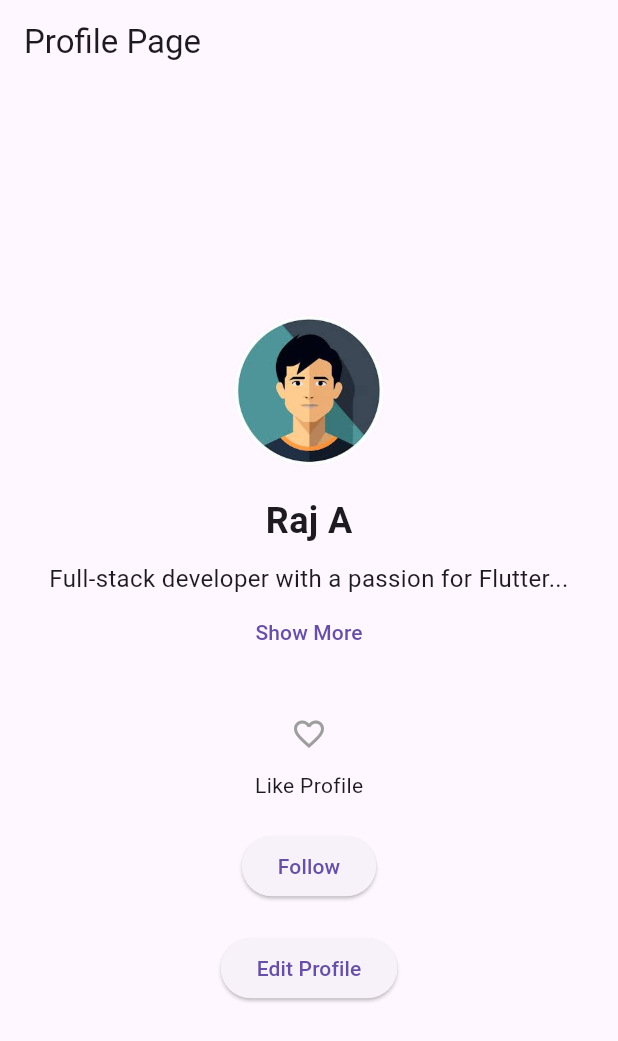
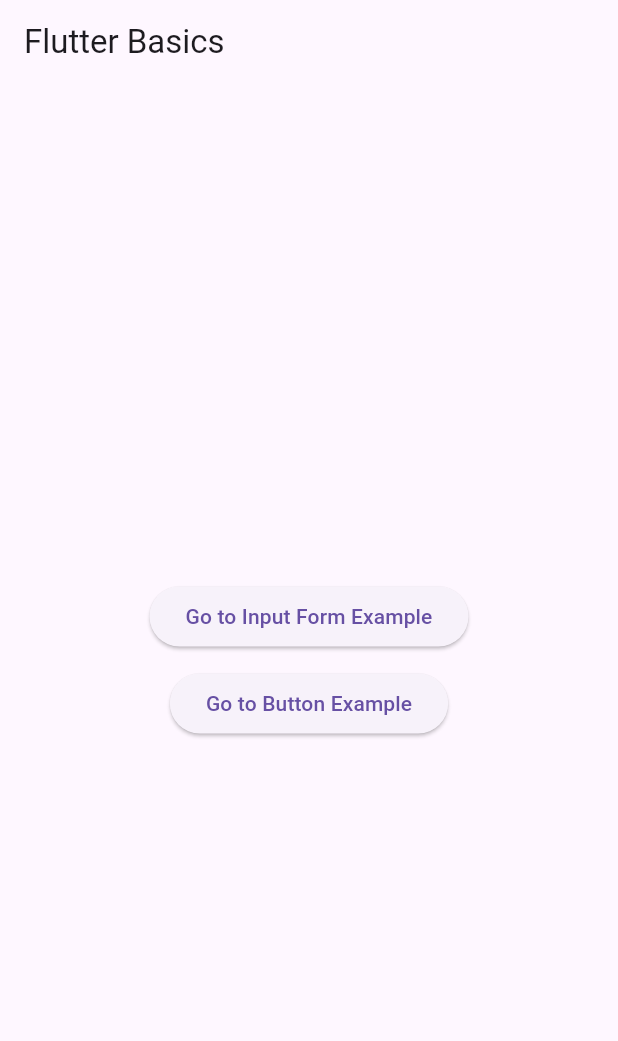
Before and after one commit to ashwinsk24/flutter101_rset, a Flutter app: the screen it shows after launch, on a phone screen of 412 x 824 dp. Shown: the top 1041 px of the screen. Run offline on Flutter 3.47's test engine with Material 3 defaults, Android fonts, the phone set to English and light mode, and no system bars.

Commit message:
Session 6: Handling User Input (1.5 hours) • Forms and Validation o Creating forms using Text Field and Form widgets o Validating user input • Button Widgets o Raised Button, Flat Button, Icon Button o Handling button presses

```diff
--- a/lib/main.dart
+++ b/lib/main.dart
@@ -1,35 +1,89 @@
 import 'package:flutter/material.dart';
-import 'package:provider/provider.dart';
-import 'follow_provider.dart';
-import 'package:app2/screens/profile_page.dart';
-import 'screens/edit_profile_page.dart';
+import 'input_form_screen.dart';
+import 'button_example_screen.dart';
 
-void main() {
-  runApp(
-    MultiProvider(
-      providers: [
-        ChangeNotifierProvider(create: (_) => FollowProvider()),
-      ],
-      child: const ProfilePageApp(),
-    ),
-  );
-}
+void main() => runApp(MyApp());
 
-class ProfilePageApp extends StatelessWidget {
-  const ProfilePageApp({super.key});
-
+class MyApp extends StatelessWidget {
   @override
   Widget build(BuildContext context) {
     return MaterialApp(
-      title: 'Profile Page',
-      initialRoute: '/',
-      routes: {
-        '/': (context) => const ProfilePage(),
-        '/editProfile': (context) => const EditProfilePage(),
-      },
+      title: 'Flutter Demo',
+      home: HomeScreen(),
     );
   }
 }
+
+class HomeScreen extends StatelessWidget {
+  @override
+  Widget build(BuildContext context) {
+    return Scaffold(
+      appBar: AppBar(title: Text('Flutter Basics')),
+      body: Center(
+        child: Column(
+          mainAxisAlignment: MainAxisAlignment.center,
+          children: [
+            ElevatedButton(
+              onPressed: () {
+                Navigator.push(
+                  context,
+                  MaterialPageRoute(builder: (context) => InputFormScreen()),
+                );
+              },
+              child: Text('Go to Input Form Example'),
+            ),
+            SizedBox(height: 10),
+            ElevatedButton(
+              onPressed: () {
+                Navigator.push(
+                  context,
+                  MaterialPageRoute(builder: (context) => ButtonExampleScreen()),
+                );
+              },
+              child: Text('Go to Button Example'),
+            ),
+          ],
+        ),
+      ),
+    );
+  }
+}
+
+
+
+
+// import 'package:flutter/material.dart';
+// import 'package:provider/provider.dart';
+// import 'follow_provider.dart';
+// import 'package:app2/screens/profile_page.dart';
+// import 'screens/edit_profile_page.dart';
+
+// void main() {
+//   runApp(
+//     MultiProvider(
+//       providers: [
+//         ChangeNotifierProvider(create: (_) => FollowProvider()),
+//       ],
+//       child: const ProfilePageApp(),
+//     ),
+//   );
+// }
+
+// class ProfilePageApp extends StatelessWidget {
+//   const ProfilePageApp({super.key});
+
+//   @override
+//   Widget build(BuildContext context) {
+//     return MaterialApp(
+//       title: 'Profile Page',
+//       initialRoute: '/',
+//       routes: {
+//         '/': (context) => const ProfilePage(),
+//         '/editProfile': (context) => const EditProfilePage(),
+//       },
+//     );
+//   }
+// }
 
 
 
```
Also changed, not shown: lib/button_example_screen.dart (added, +31 -0 lines), lib/input_form_screen.dart (added, +53 -0 lines).
